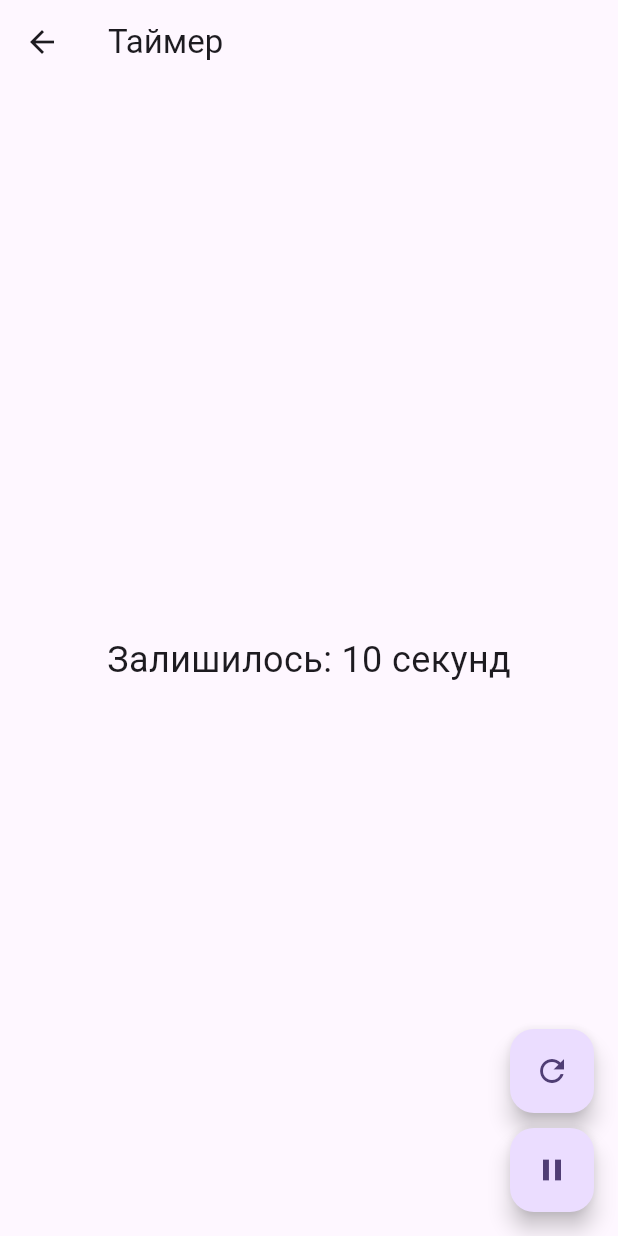
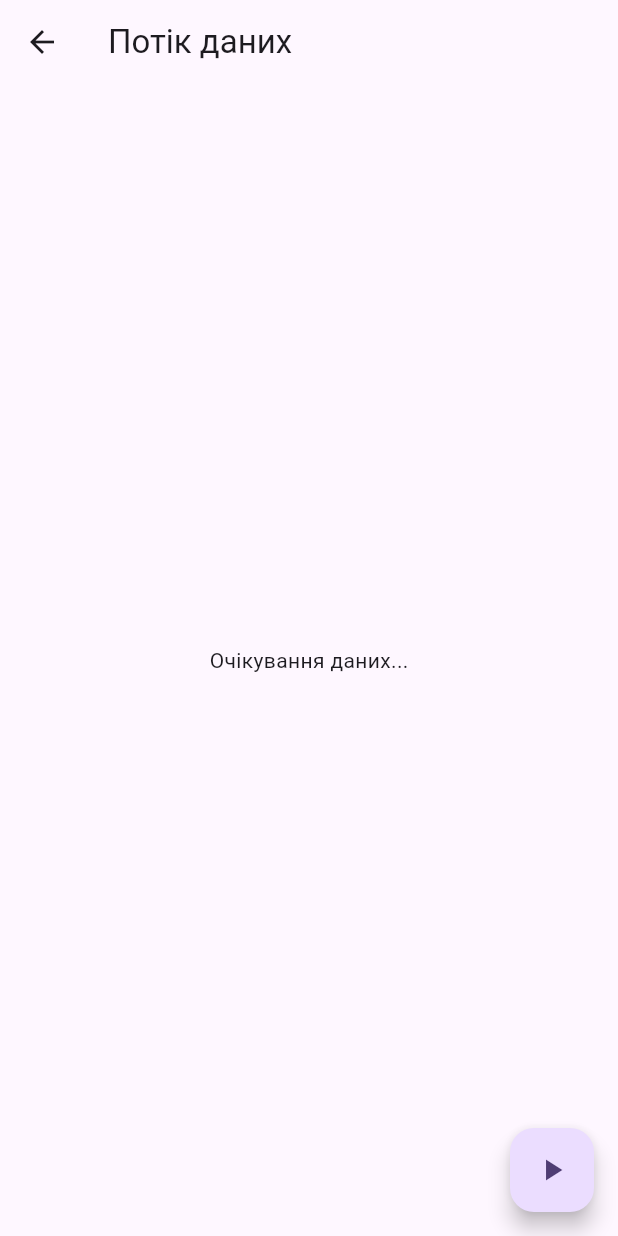
Before and after one commit to Spartakm67/flutter_hw13, a Flutter app: the screen it shows after launch, after a tap on "Task 3", on a phone screen of 412 x 824 dp. Run offline on Flutter 3.47's test engine with Material 3 defaults, Android fonts, the phone set to English and light mode, and no system bars.

Commit message:
Task3 added

```diff
--- a/lib/screens/home_screen.dart
+++ b/lib/screens/home_screen.dart
@@ -52,7 +52,7 @@ class HomeScreen extends StatelessWidget {
                 Navigator.push(
                   context,
                   MaterialPageRoute(
-                    builder: (_) => const TimerScreen(),
+                    builder: (_) => const RealTimeDataScreen(),
                   ),
                 );
               },
@@ -64,7 +64,7 @@ class HomeScreen extends StatelessWidget {
                 Navigator.push(
                   context,
                   MaterialPageRoute(
-                    builder: (_) => const TimerScreen(),
+                    builder: (_) => const RealTimeDataScreen(),
                   ),
                 );
               },
--- a/lib/screens/task2.dart
+++ b/lib/screens/task2.dart
@@ -77,7 +77,7 @@ class TimerScreenState extends State<TimerScreen> {
           FloatingActionButton(
             onPressed: _togglePauseResume,
             tooltip: _isPaused ? "Продовжити таймер" : "Поставити на паузу",
-            child: Icon(_isPaused ? Icons.play_circle_outline_rounded : Icons.pause),
+            child: Icon(_isPaused ? Icons.play_arrow : Icons.pause),
           ),
         ],
       ),
--- a/lib/screens/task3.dart
+++ b/lib/screens/task3.dart
@@ -0,0 +1,97 @@
+import 'package:flutter/material.dart';
+import 'package:flutter_hw13/services/real_time_data_generator.dart';
+
+void main() {
+  runApp(const MyApp());
+}
+
+class MyApp extends StatelessWidget {
+  const MyApp({super.key});
+
+  @override
+  Widget build(BuildContext context) {
+    return const MaterialApp(
+      home: RealTimeDataScreen(),
+    );
+  }
+}
+
+class RealTimeDataScreen extends StatefulWidget {
+  const RealTimeDataScreen({super.key});
+
+  @override
+  RealTimeDataScreenState createState() => RealTimeDataScreenState();
+}
+
+class RealTimeDataScreenState extends State<RealTimeDataScreen> {
+  late RealTimeDataGenerator _dataGenerator;
+  bool _isStreaming = false;
+
+  @override
+  void initState() {
+    super.initState();
+    _dataGenerator = RealTimeDataGenerator();
+  }
+
+  @override
+  void dispose() {
+    _dataGenerator.dispose();
+    super.dispose();
+  }
+
+  void _toggleStream() {
+    setState(() {
+      if (_isStreaming) {
+        _dataGenerator.stop();
+      } else {
+        _dataGenerator.start();
+      }
+      _isStreaming = !_isStreaming;
+    });
+  }
+
+  @override
+  Widget build(BuildContext context) {
+    return Scaffold(
+      appBar: AppBar(
+        title: const Text('Потік даних'),
+      ),
+      body: Column(
+        children: [
+          Expanded(
+            child: StreamBuilder<int>(
+              stream: _dataGenerator.dataStream,
+              builder: (context, snapshot) {
+                if (snapshot.connectionState == ConnectionState.waiting) {
+                  return const Center(child: Text('Очікування даних...'));
+                }
+                if (snapshot.hasError) {
+                  return Center(
+                    child: Text(
+                      'Помилка: ${snapshot.error}',
+                      style: const TextStyle(color: Colors.red, fontSize: 16),
+                    ),
+                  );
+                }
+                if (snapshot.hasData) {
+                  return Center(
+                    child: Text(
+                      'Дані від користувача: ${snapshot.data}',
+                      style: const TextStyle(fontSize: 24),
+                    ),
+                  );
+                }
+                return const Center(child: Text('Немає даних.'));
+              },
+            ),
+          ),
+        ],
+      ),
+      floatingActionButton: FloatingActionButton(
+        onPressed: _toggleStream,
+        tooltip: _isStreaming ? 'Зупинити потік' : 'Запустити потік',
+        child: Icon(_isStreaming ? Icons.pause : Icons.play_arrow),
+      ),
+    );
+  }
+}
```
Also changed, not shown: lib/services/real_time_data_generator.dart (added, +31 -0 lines).
